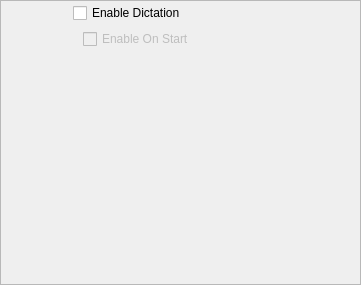
First picture: the form in res/ui/settingspane-dictation.ui, repository smartboyhw/speechcontrol, before the edit.
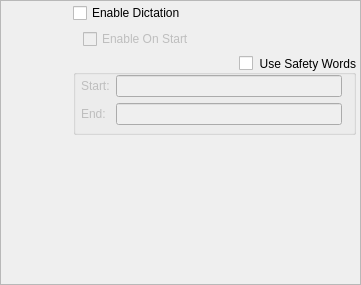
Second picture: the form after the edit.

Commit message: Updated dictation dialog to introduce a new configuration option for dictation, the safety word option.

```diff
--- a/res/ui/settingspane-dictation.ui
+++ b/res/ui/settingspane-dictation.ui
@@ -29,7 +29,7 @@
     </rect>
    </property>
    <layout class="QGridLayout" name="gridLayout">
-    <item row="3" column="0">
+    <item row="4" column="0">
      <spacer name="horizontalSpacer">
       <property name="orientation">
        <enum>Qt::Horizontal</enum>
@@ -58,7 +58,7 @@
       </property>
      </widget>
     </item>
-    <item row="3" column="1">
+    <item row="4" column="1">
      <spacer name="verticalSpacer">
       <property name="orientation">
        <enum>Qt::Vertical</enum>
@@ -101,6 +101,63 @@
       </item>
      </layout>
     </item>
+    <item row="3" column="1">
+     <widget class="QGroupBox" name="groupBoxKeywords">
+      <property name="minimumSize">
+       <size>
+        <width>0</width>
+        <height>80</height>
+       </size>
+      </property>
+      <property name="title">
+       <string>Use Safety Words</string>
+      </property>
+      <property name="alignment">
+       <set>Qt::AlignRight|Qt::AlignTrailing|Qt::AlignVCenter</set>
+      </property>
+      <property name="flat">
+       <bool>true</bool>
+      </property>
+      <property name="checkable">
+       <bool>true</bool>
+      </property>
+      <property name="checked">
+       <bool>false</bool>
+      </property>
+      <widget class="QWidget" name="formLayoutWidget">
+       <property name="geometry">
+        <rect>
+         <x>8</x>
+         <y>20</y>
+         <width>261</width>
+         <height>57</height>
+        </rect>
+       </property>
+       <layout class="QFormLayout" name="formLayout">
+        <item row="0" column="0">
+         <widget class="QLabel" name="lblStart">
+          <property name="text">
+           <string>Start:</string>
+          </property>
+         </widget>
+        </item>
+        <item row="0" column="1">
+         <widget class="QLineEdit" name="lineEditStart"/>
+        </item>
+        <item row="1" column="0">
+         <widget class="QLabel" name="lblEnd">
+          <property name="text">
+           <string>End:</string>
+          </property>
+         </widget>
+        </item>
+        <item row="1" column="1">
+         <widget class="QLineEdit" name="lineEditEnd"/>
+        </item>
+       </layout>
+      </widget>
+     </widget>
+    </item>
    </layout>
   </widget>
  </widget>
```
The commit also changes 2 other files.
